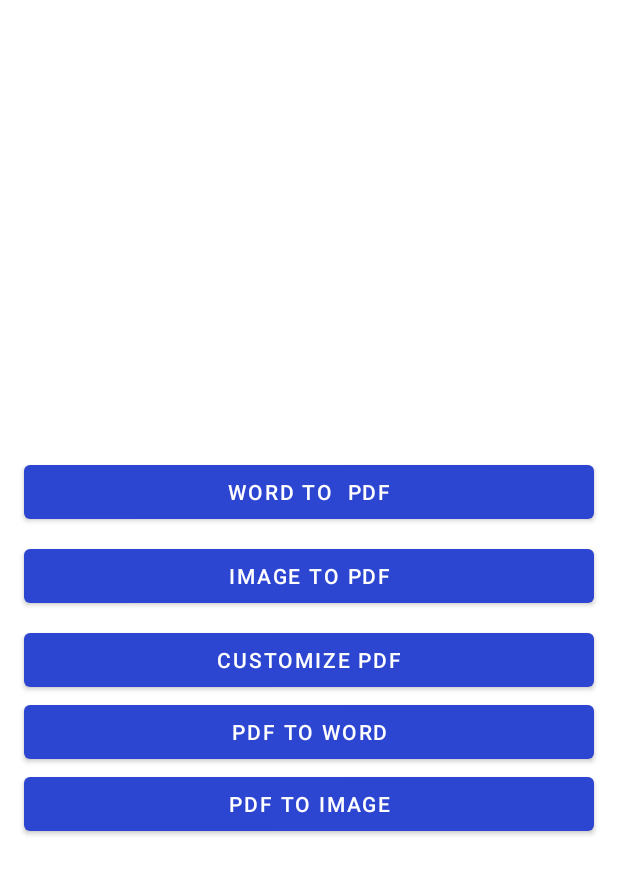
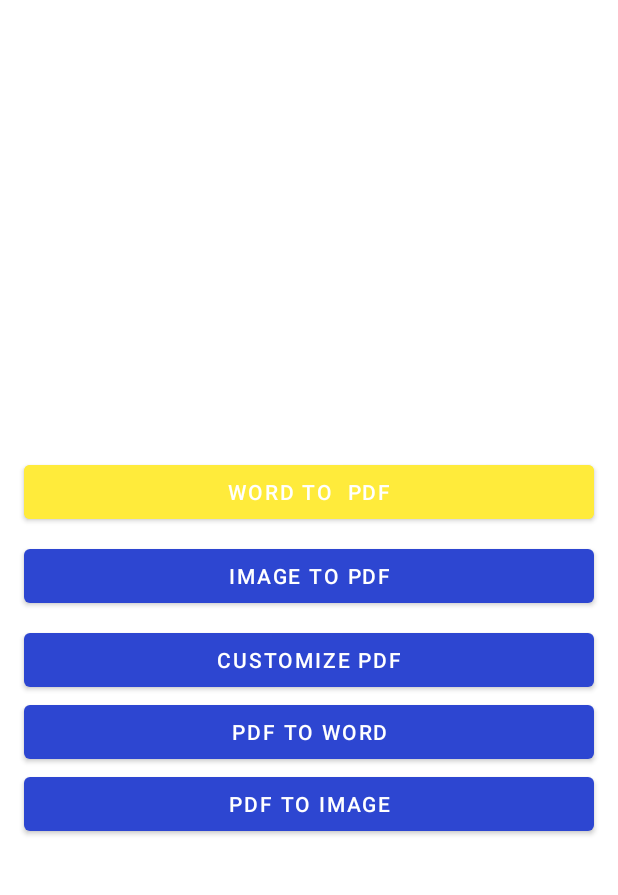
Before and after one commit to sarahnabil22/cool_tech_pdf_converter, an Android app: the screen it shows after launch (MainActivity), on a phone screen of 412 x 824 dp, the part 84-979 px from its top. Run offline under Robolectric (Android 15) with nearby library versions, the phone set to English and light mode, and no system bars; 1 statement that could not run was skipped.

Commit message:
ganti warna

```diff
--- a/app/src/main/res/layout/activity_main.xml
+++ b/app/src/main/res/layout/activity_main.xml
@@ -24,6 +24,7 @@
         android:layout_marginStart="16dp"
         android:layout_marginEnd="16dp"
         android:layout_marginBottom="8dp"
+        android:backgroundTint="#FFEB3B"
         android:text="word to  pdf"
         app:layout_constraintBottom_toTopOf="@+id/buttonImageToPdf"
         app:layout_constraintEnd_toEndOf="parent"
```
